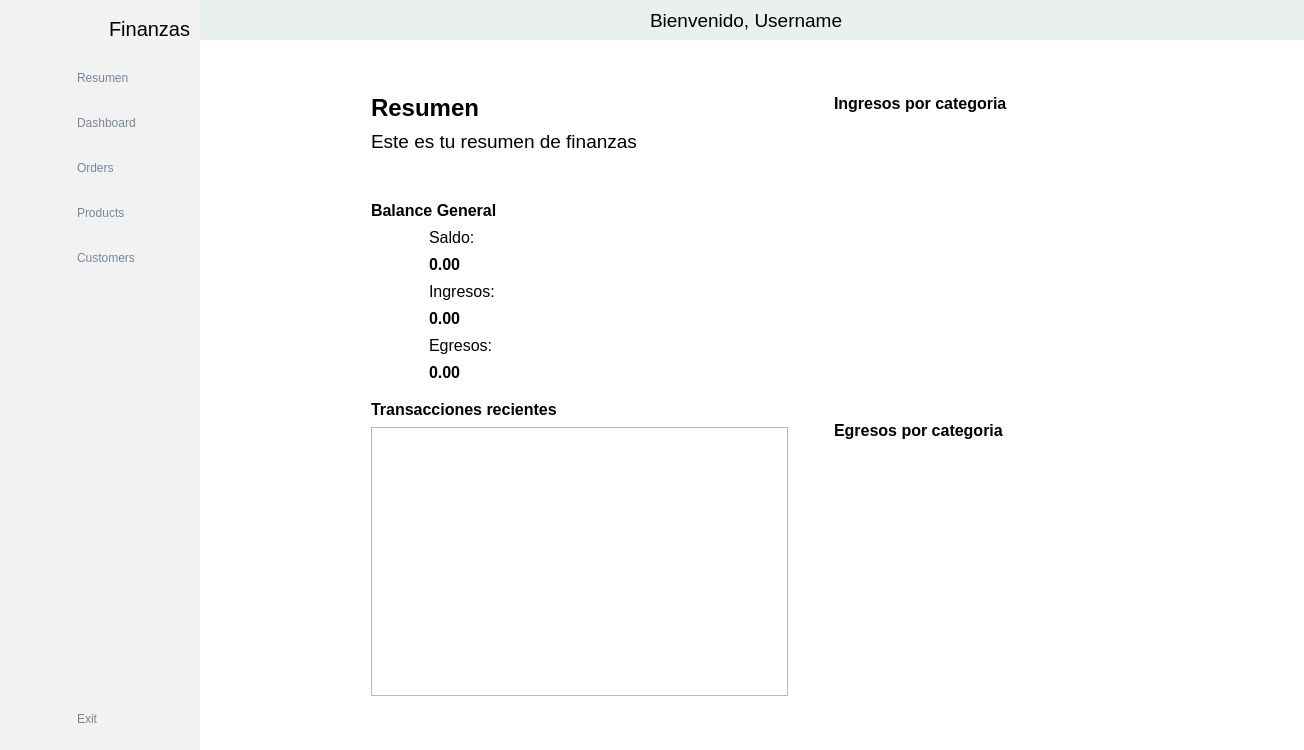
Qt form asistente-personal-ventanas/ventanaPrincipal/ventanaPrincipal.ui (phkandresc/asistente-personal) before a commit.
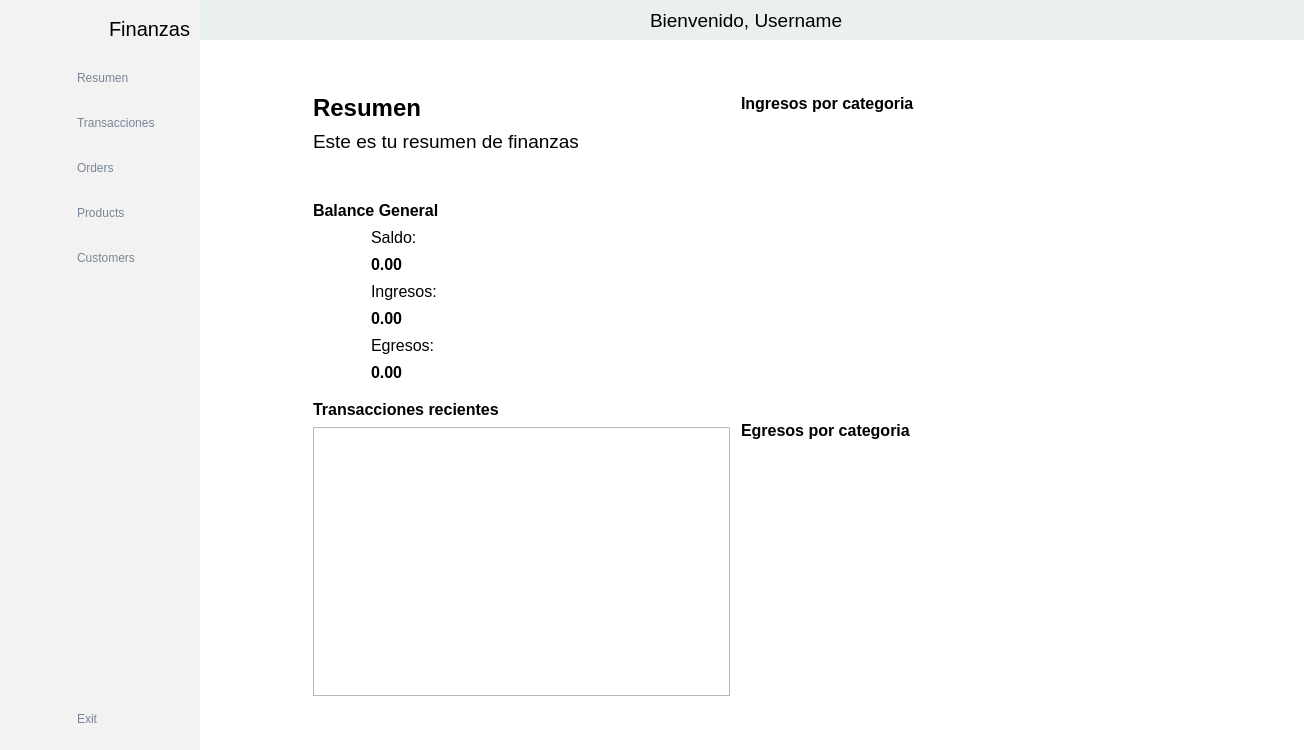
The same form after that commit. Icons and pictures are not drawn.

Commit message: Refactor transaction color logic and update UI component sizes

Diff of the .ui file:
```diff
--- a/asistente-personal-ventanas/ventanaPrincipal/ventanaPrincipal.ui
+++ b/asistente-personal-ventanas/ventanaPrincipal/ventanaPrincipal.ui
@@ -619,7 +619,7 @@
                   <widget class="QWidget" name="widgetGraficoIngresos" native="true">
                    <property name="minimumSize">
                     <size>
-                     <width>300</width>
+                     <width>450</width>
                      <height>250</height>
                     </size>
                    </property>
@@ -669,13 +669,13 @@
                   <widget class="QWidget" name="widgetGraficoEgresos" native="true">
                    <property name="minimumSize">
                     <size>
-                     <width>300</width>
+                     <width>450</width>
                      <height>250</height>
                     </size>
                    </property>
                    <property name="maximumSize">
                     <size>
-                     <width>300</width>
+                     <width>400</width>
                      <height>250</height>
                     </size>
                    </property>
@@ -913,7 +913,7 @@
          <item>
           <widget class="QPushButton" name="dashborad_btn_2">
            <property name="text">
-            <string>Dashboard</string>
+            <string>Transacciones</string>
            </property>
            <property name="icon">
             <iconset resource="resource.qrc">
```
Left out of the diff: 12 changed lines with no effect on the pictures. The commit also changes 6 other files.
